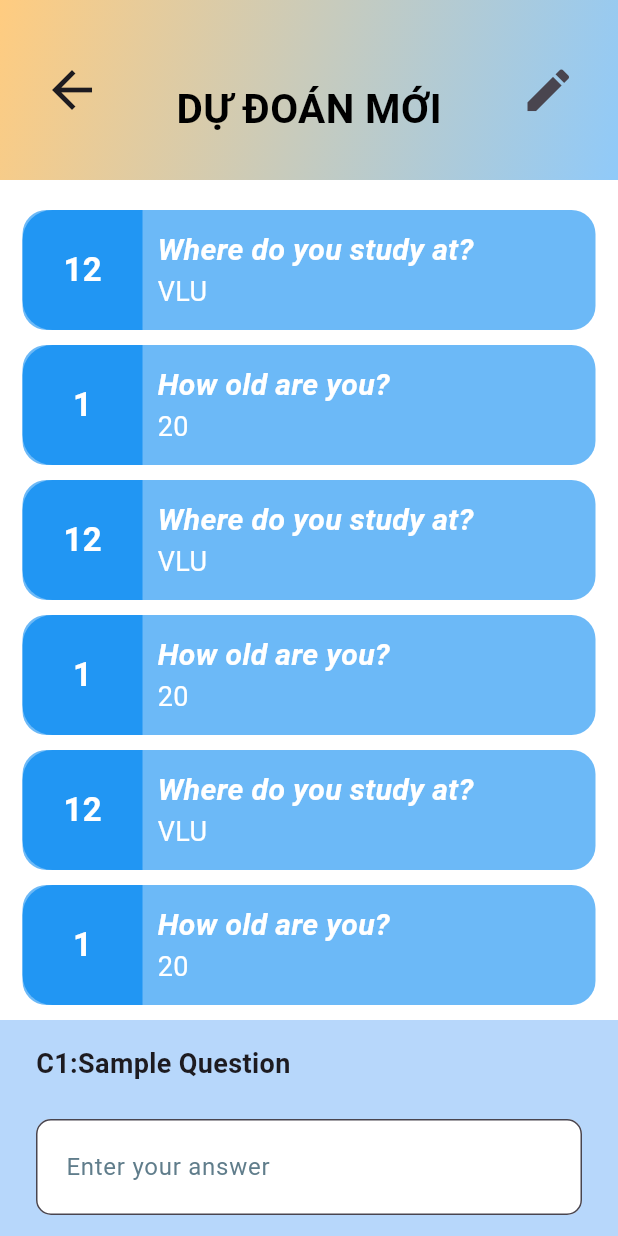
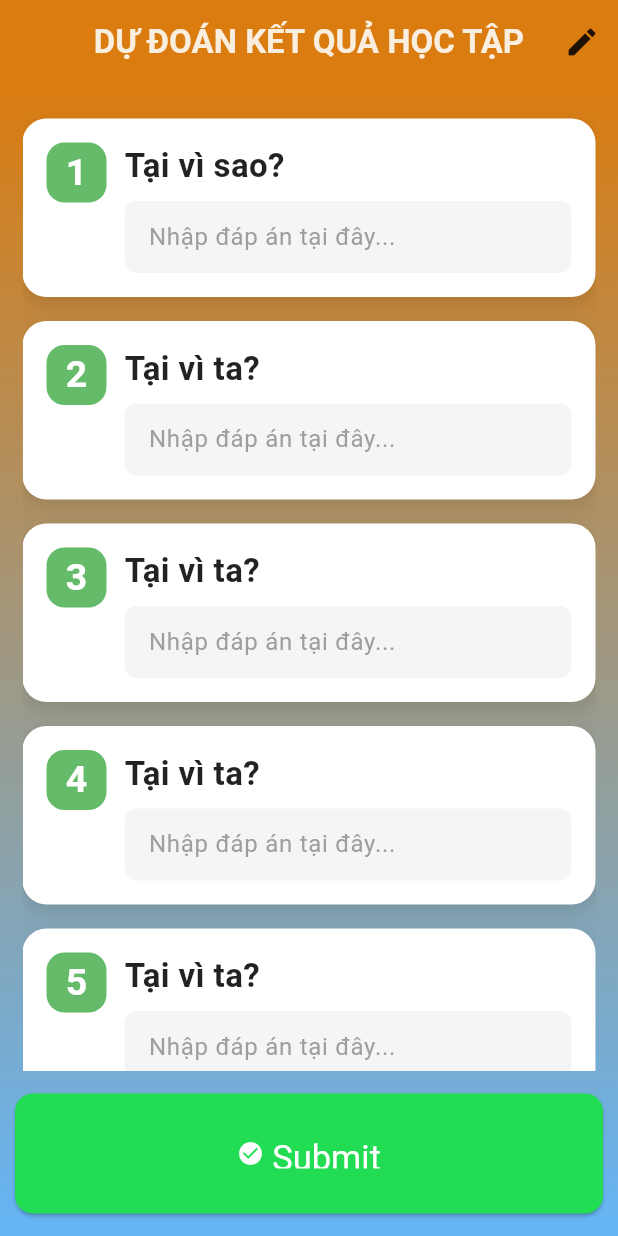
Before and after one commit to HuynhTonyy/TTTN_05_Flutter_Moblie, a Flutter app: the screen it shows after launch, after a tap on the "add circle" icon, on a phone screen of 412 x 824 dp. Run offline on Flutter 3.47's test engine with Material 3 defaults, Android fonts, the light colour scheme and no system bars.

Commit message:
Chỉnh sửa file
thêm file màn hình 2

```diff
--- /dev/null
+++ b/lib/Screens/form/form_dialog_fail.dart
@@ -0,0 +1,27 @@
+import 'package:flutter/material.dart';
+
+class FormFailDialog extends StatelessWidget {
+  @override
+  Widget build(BuildContext context) {
+    return AlertDialog(
+      title: Row(
+        children: [
+          Icon(Icons.cancel, color: Color.fromARGB(255, 205, 19, 19), size: 40,),
+          SizedBox(width: 8), // Khoảng cách giữa biểu tượng và văn bản
+          Text('Thông báo', style: TextStyle(fontWeight: FontWeight.w800)),
+        ],
+      ),
+      content: Text('Bạn được đánh giá FAIL',
+      style: TextStyle(fontSize: 18)),
+      actions: [
+        TextButton(
+          onPressed: () {
+            // Đóng dialog
+            Navigator.of(context).pop();
+          },
+          child: Text('OK'),
+        ),
+      ],
+    );
+  }
+}
--- /dev/null
+++ b/lib/Screens/form/form_dialog_pass.dart
@@ -0,0 +1,28 @@
+import 'package:flutter/material.dart';
+
+class FormPassDialog extends StatelessWidget {
+  @override
+  Widget build(BuildContext context) {
+    return AlertDialog(
+      title: Row(
+        children: [
+          Icon(Icons.check_circle, color: Colors.green ,size: 40),
+          SizedBox(width: 8), // Khoảng cách giữa biểu tượng và văn bản
+          Text('Thông báo', style: TextStyle(fontWeight: FontWeight.w800)),
+        ],
+      ),
+      content: Text('Bạn được đánh giá PASS',
+      style: TextStyle(fontSize: 18)
+      ),
+      actions: [
+        TextButton(
+          onPressed: () {
+            // Đóng dialog
+            Navigator.of(context).pop();
+          },
+          child: Text('OK'),
+        ),
+      ],
+    );
+  }
+}
--- a/lib/Screens/homeScreen.dart
+++ b/lib/Screens/homeScreen.dart
@@ -1,5 +1,5 @@
 import 'package:flutter/material.dart';
-import 'predictionScreen.dart';
+import 'predictScreen.dart';
 
 class HomeScreen extends StatelessWidget {
   @override
@@ -185,7 +185,7 @@ class AddPredictionCard extends StatelessWidget {
   Widget build(BuildContext context) {
     return InkWell(
       onTap: () {
-        Navigator.pushNamed(context, '/predictionScreen');
+        Navigator.pushNamed(context, '/screen2');
       },
       child: Card(
         color: Colors.grey.shade300,
--- /dev/null
+++ b/lib/Screens/predictScreen.dart
@@ -0,0 +1,235 @@
+import 'package:flutter/cupertino.dart';
+import 'package:flutter/material.dart';
+import 'package:flutter/widgets.dart';
+import 'form/form_dialog_pass.dart';
+
+void main() {
+  runApp(predictScreen());
+}
+
+class predictScreen extends StatelessWidget {
+  @override
+  Widget build(BuildContext context) {
+    return MaterialApp(
+      home: QuestionListScreen(),
+      theme: ThemeData(
+        fontFamily: 'Roboto',
+      ),
+    );
+  }
+}
+
+class QuestionListScreen extends StatefulWidget {
+  @override
+  _QuestionListScreenState createState() => _QuestionListScreenState();
+}
+
+class _QuestionListScreenState extends State<QuestionListScreen> {
+  final List<String> questions = [
+    'Tại vì sao?',
+    'Tại vì ta?',
+    'Tại vì ta?',
+    'Tại vì ta?',
+    'Tại vì ta?',
+    'Tại vì ta?',
+    'Tại vì ta?',
+    'Tại vì ta?',
+    'Tại vì ta?',
+    'Hả'
+  ];
+
+  String _title = 'DỰ ĐOÁN KẾT QUẢ HỌC TẬP';
+  final TextEditingController _titleController = TextEditingController();
+
+  @override
+  Widget build(BuildContext context) {
+    return Scaffold(
+      appBar: AppBar(
+        title: Text(
+          _title,
+          style: TextStyle(color: Color.fromARGB(221, 255, 255, 255),fontWeight:FontWeight.bold),
+        ),
+        actions: [
+          IconButton(
+            icon: Icon(Icons.edit, color: Colors.black87),
+            onPressed: () => _editTitle(),
+          ),
+        ],
+        backgroundColor: Color.fromARGB(255, 218, 124, 16),
+        elevation: 0,
+        centerTitle: true,
+      ),
+      body: Container(
+        decoration: BoxDecoration(
+          gradient: LinearGradient(
+            colors: [Color.fromARGB(255, 218, 124, 16), Colors.blue[300]!],
+            begin: Alignment.topCenter,
+            end: Alignment.bottomCenter,
+          ),
+        ),
+        child: Column(
+          children: [
+            Expanded(
+              child: Padding(
+                padding: const EdgeInsets.all(15),
+                child: ListView.builder(
+                  itemCount: questions.length,
+                  itemBuilder: (context, index) {
+                    return QuestionItem(
+                      index: index + 1,
+                      question: questions[index],
+                    );
+                  },
+                ),
+              ),
+            ),
+            Padding(
+              padding: const EdgeInsets.only(top: 0,bottom: 15,left: 10,right: 10),
+              child: SizedBox(
+                width: double.infinity,
+                height: 80,
+                child: ElevatedButton.icon(
+                  onPressed: () {
+                    ScaffoldMessenger.of(context).showSnackBar(
+                      SnackBar(content: Text('Đã nộp câu trả lời!')),
+                    );
+                    showDialog(
+                      context: context,
+                      builder: (context) => FormPassDialog(),
+                    );
+                  },
+                  icon: Icon(Icons.check_circle, color: Colors.white),
+                  label: Text(
+                    "Submit",
+                    style: TextStyle(color: Colors.white),
+                  ),
+                  style: ElevatedButton.styleFrom(
+                    backgroundColor: Color.fromARGB(255, 34, 220, 84),
+                    padding: EdgeInsets.symmetric(vertical: 30),
+                    textStyle: TextStyle(fontSize: 23),
+                    shape: RoundedRectangleBorder(
+                      borderRadius: BorderRadius.circular(12),
+                    ),
+                  ),
+                ),
+              ),
+            ),
+          ],
+        ),
+      ),
+    );
+  }
+
+  void _editTitle() {
+    _titleController.text = _title;
+
+    showDialog(
+      context: context,
+      builder: (BuildContext context) {
+        return AlertDialog(
+          title: Text("Chỉnh sửa tiêu đề"),
+          content: TextField(
+            controller: _titleController,
+            decoration: InputDecoration(hintText: "Nhập tiêu đề mới"),
+          ),
+          actions: [
+            TextButton(
+              onPressed: () => Navigator.of(context).pop(),
+              child: Text("Hủy"),
+            ),
+            TextButton(
+              onPressed: () {
+                setState(() {
+                  _title = _titleController.text;
+                });
+                Navigator.of(context).pop();
+              },
+              child: Text("Lưu"),
+            ),
+          ],
+        );
+      },
+    );
+  }
+}
+
+class QuestionItem extends StatelessWidget {
+  final int index;
+  final String question;
+
+  QuestionItem({required this.index, required this.question});
+
+  @override
+  Widget build(BuildContext context) {
+    return Container(
+      margin: const EdgeInsets.symmetric(vertical: 8.0),
+      decoration: BoxDecoration(
+        color: Colors.white,
+        borderRadius: BorderRadius.circular(16),
+        boxShadow: [
+          BoxShadow(
+            color: Colors.black.withOpacity(0.1),
+            blurRadius: 10,
+            offset: Offset(0, 5),
+          ),
+        ],
+      ),
+      child: Padding(
+        padding: const EdgeInsets.all(16.0),
+        child: Row(
+          crossAxisAlignment: CrossAxisAlignment.start,
+          children: [
+            Container(
+              width: 40,
+              height: 40,
+              decoration: BoxDecoration(
+                color: Colors.green[400],
+                borderRadius: BorderRadius.circular(12),
+              ),
+              child: Center(
+                child: Text(
+                  '$index',
+                  style: TextStyle(
+                    color: Colors.white,
+                    fontSize: 25,
+                    fontWeight: FontWeight.bold,
+                  ),
+                ),
+              ),
+            ),
+            SizedBox(width: 12),
+            Expanded(
+              child: Column(
+                crossAxisAlignment: CrossAxisAlignment.start,
+                children: [
+                  Text(
+                    question,
+                    style: TextStyle(
+                      color: Colors.black87,
+                      fontSize: 22,
+                      fontWeight: FontWeight.w600,
+                    ),
+                  ),
+                  SizedBox(height: 8),
+                  TextField(
+                    decoration: InputDecoration(
+                      hintText: 'Nhập đáp án tại đây...',
+                      hintStyle: TextStyle(color: Colors.grey),
+                      filled: true,
+                      fillColor: Colors.grey[100],
+                      contentPadding: EdgeInsets.symmetric(horizontal: 12, vertical: 8),
+                      border: OutlineInputBorder(
+                        borderRadius: BorderRadius.circular(8),
+                        borderSide: BorderSide.none,
+                      ),
+                    ),
+                  ),
+                ],
+              ),
+            ),
+          ],
+        ),
+      ),
+    );
+  }
+}
--- a/lib/Screens/predictionScreen.dart
+++ /dev/null
@@ -1,239 +0,0 @@
-import 'package:flutter/material.dart';
-
-class PredictionScreen extends StatelessWidget {
-  const PredictionScreen({super.key});
-
-  @override
-  Widget build(BuildContext context) {
-    final List<Widget> listText = [
-AnswerCard(question: "Where do you study at?", answer: "VLU", index: "12",),
-      AnswerCard(question: "How old are you?", answer: "20", index: "1",),AnswerCard(question: "Where do you study at?", answer: "VLU", index: "12",),
-      AnswerCard(question: "How old are you?", answer: "20", index: "1",),AnswerCard(question: "Where do you study at?", answer: "VLU", index: "12",),
-      AnswerCard(question: "How old are you?", answer: "20", index: "1",),AnswerCard(question: "Where do you study at?", answer: "VLU", index: "12",),
-      AnswerCard(question: "How old are you?", answer: "20", index: "1",),AnswerCard(question: "Where do you study at?", answer: "VLU", index: "12",),
-      AnswerCard(question: "How old are you?", answer: "20", index: "1",),
-    ];
-    return Scaffold(
-        appBar: PredictionAppBar(name: 'DỰ ĐOÁN MỚI'),
-        body: Container(
-          child: Column(
-            children: [
-              DisplayQuestion(listText: listText),
-              Expanded(
-                  child: Container(
-                color: const Color.fromARGB(82, 33, 149, 243),
-                child: Column(
-                  children: <Widget>[
-                    Spacer(),
-                    MyTextField()
-                  ],
-                ),
-              ))
-            ],
-          ),
-        ));
-  }
-}
-
-class DisplayQuestion extends StatelessWidget {
-  final List<Widget> listText;
-  DisplayQuestion({required this.listText});
-  @override
-  Widget build(BuildContext context) {
-    return Container(
-        height: 560,
-        color: Colors.white,
-        child: ListView(
-          padding: EdgeInsets.all(15),
-          children: listText,
-        ));
-  }
-}
-
-class PredictionAppBar extends StatelessWidget implements PreferredSizeWidget {
-  @override
-  Size get preferredSize =>
-      const Size.fromHeight(120); // Set the height of the AppBar
-  final String name;
-  PredictionAppBar({required this.name});
-  @override
-  Widget build(BuildContext context) {
-    return AppBar(
-      // Increase the overall height of the AppBar to prevent clipping
-      toolbarHeight: 120, // This explicitly sets the toolbar height
-      leading: Container(
-        margin: const EdgeInsets.only(left: 20),
-        child: IconButton(
-          iconSize: 40, // Set a reasonable icon size
-          onPressed: () => Navigator.pop(context),
-          icon: const Icon(Icons.arrow_back),
-        ),
-      ),
-      flexibleSpace: Container(
-        decoration: BoxDecoration(
-          gradient: LinearGradient(
-            colors: [Colors.orange.shade200, Colors.blue.shade200],
-            begin: Alignment.topLeft,
-            end: Alignment.bottomRight,
-          ),
-          ),
-        child: Center(
-            child: Container(
-          margin: EdgeInsets.only(top: 25),
-          child: Text(
-            name,
-            style: TextStyle(
-              fontSize: 27,
-              fontWeight: FontWeight.bold,
-              color: Colors.black,
-            ),
-          ),
-        )),
-      ),
-      actions: [
-        Container(
-          margin: const EdgeInsets.only(right: 20),
-          child: IconButton(
-            iconSize: 37, // Set a reasonable icon size
-            onPressed: () => {},
-            icon: const Icon(Icons.edit),
-          ),
-        ),
-      ],
-    );
-  }
-}
-
-
-class AnswerCard extends StatelessWidget {
-  final String index;
-  final String question;
-  final String answer;
-
-  AnswerCard({required this.question, required this.answer, required this.index});
-
-  @override
-  Widget build(BuildContext context) {
-    return Container(
-      margin: const EdgeInsets.symmetric(vertical: 5),
-      decoration: BoxDecoration(
-        color: const Color.fromARGB(169, 33, 149, 243),
-        borderRadius: BorderRadius.all(Radius.circular(16.0)),
-      ),
-      // Use a fixed height for the AnswerCard to ensure full height
-      height: 80, // Set a height for the AnswerCard
-      child: Row(
-          children: [
-            Container(
-              width: 80,
-              decoration: BoxDecoration(
-                color: Colors.blue,
-                borderRadius: BorderRadius.only(topLeft: Radius.circular(20.0),bottomLeft: Radius.circular(20.0))
-              ),
-              child: Center(
-                child: Text(
-                  index,
-                  style: TextStyle(
-                    fontSize: 22,
-                    fontWeight: FontWeight.bold,
-                    color: Colors.white,
-                  ),
-                ),
-              ),
-            ),
-            Padding(padding: EdgeInsets.all(10), child:  Expanded(
-              child: Column(
-                crossAxisAlignment: CrossAxisAlignment.start,
-                mainAxisAlignment: MainAxisAlignment.center, // Center the text vertically
-                children: [
-                  Text(
-                    question, // Use the passed question variable
-                    style: TextStyle(
-                      fontSize: 20,
-                      fontWeight: FontWeight.bold,
-                      fontStyle: FontStyle.italic,
-                      color: Colors.white,
-                    ),
-                  ),
-                  Text(
-                    answer, // Use the passed answer variable
-                    style: TextStyle(
-                      fontSize: 18,
-                      color: Colors.white,
-                    ),
-                  ),
-                ],
-              ),
-            ),
-          )
-           ],
-        ),
-    );
-  }
-}
-class MyTextField extends StatelessWidget {
-  @override
-  Widget build(BuildContext context) {
-    return Container(
-      padding: const EdgeInsets.symmetric(
-          vertical: 16.0,
-          horizontal: 24.0), // Consistent padding around the entire container
-      child: Column(
-        crossAxisAlignment: CrossAxisAlignment
-            .stretch, // Aligns all items to stretch across the column width
-        children: [
-          Container(
-            margin: const EdgeInsets.only(
-                bottom: 16.0), // Spacing between text and text field
-            child: Text(
-              'C1:Sample Question',
-              style: TextStyle(
-                fontSize: 18.0,
-                fontWeight: FontWeight.bold,
-              ),
-            ),
-          ),
-          Padding(
-            padding: const EdgeInsets.symmetric(vertical: 8.0),
-            child: TextField(
-              decoration: InputDecoration(
-                border: OutlineInputBorder(
-                  borderRadius: BorderRadius.circular(
-                      10.0), // Rounded borders for a softer look
-                ),
-                labelText: 'Enter your answer',
-                labelStyle: TextStyle(
-                  color: Colors.blueGrey, // Subtle label color
-                ),
-                filled: true,
-                fillColor: Colors
-                    .white, // White background inside text field for contrast
-                contentPadding: const EdgeInsets.symmetric(
-                    vertical: 20.0,
-                    horizontal: 16.0), // More padding inside the text field
-              ),
-            ),
-          ),
-          SizedBox(height: 20), // Space between TextField and Button
-          ElevatedButton.icon(
-            onPressed: () {
-              // Action when pressed
-            },
-            icon: Icon(Icons.arrow_forward),
-            label: Text('Submit'),
-            style: ElevatedButton.styleFrom(
-              padding: const EdgeInsets.symmetric(
-                  vertical:
-                      16.0), // Add vertical padding to make the button larger
-              shape: RoundedRectangleBorder(
-                borderRadius: BorderRadius.circular(
-                    10.0), // Rounded corners for the button
-              ),
-              backgroundColor: Colors.blueAccent, // Custom button color
-            ),
-          ),
-        ],
-      ),
-    );
-  }
-}
--- a/lib/main.dart
+++ b/lib/main.dart
@@ -1,5 +1,5 @@
 import 'package:flutter/material.dart';
-import 'package:tttn_05_flutter_mobile/Screens/predictionScreen.dart';
+import 'package:tttn_05_flutter_mobile/Screens/predictScreen.dart';
 import 'Screens/homeScreen.dart';
 // import 'Screens/predictionScreen.dart';
 void main() {
@@ -12,7 +12,7 @@
     return MaterialApp(
       home: HomeScreen(),
       routes: {
-        '/predictionScreen':(context) => PredictionScreen(),
+        '/screen2':(context) => predictScreen(),
         '/homeScreen':(context) => HomeScreen(),
       },
     );
```
